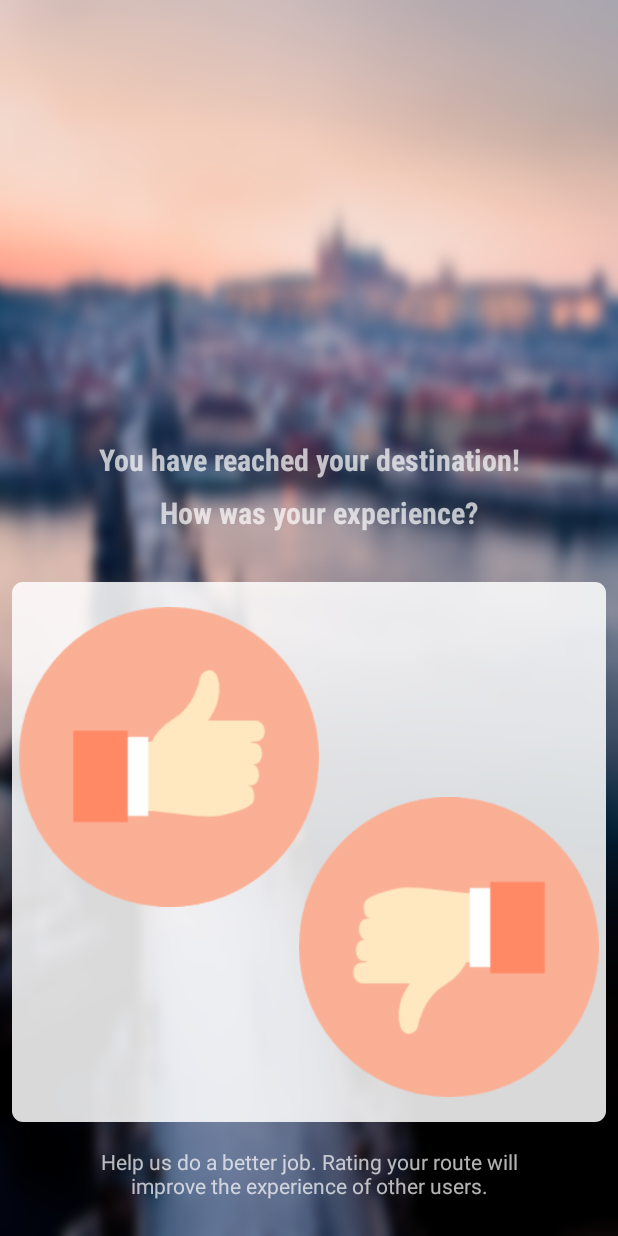
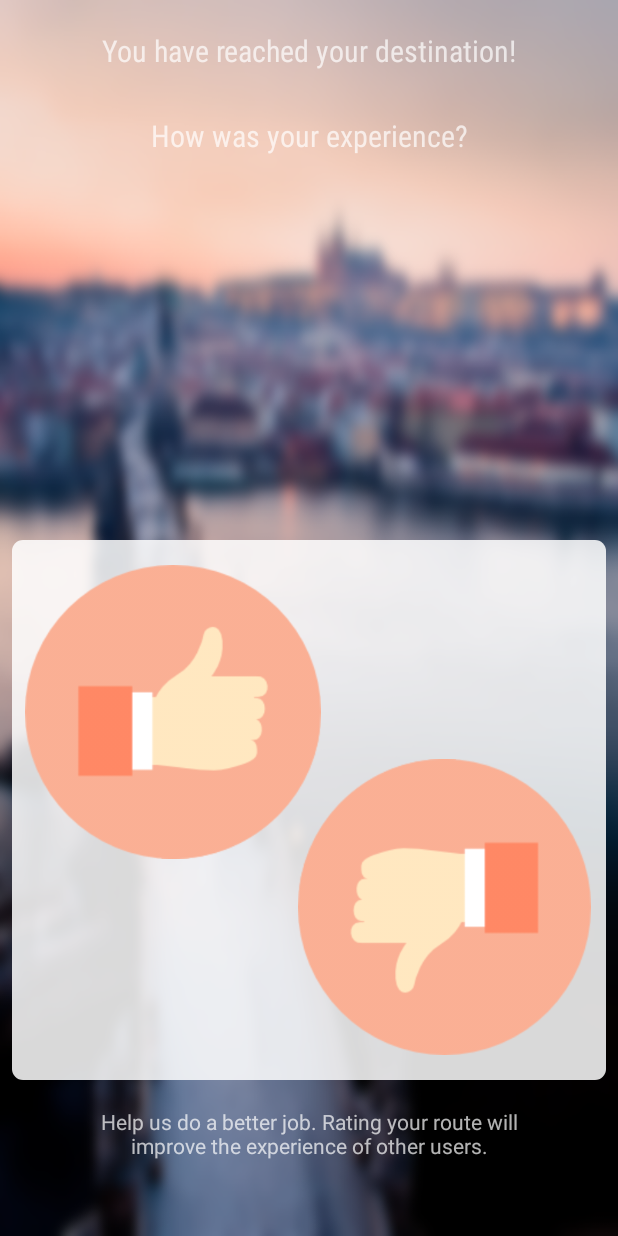
Before and after one commit to OmerGoldreich/StrollerApp, an Android app: the UserFeedbackActivity screen opened directly, with no data from a screen before it, on a phone screen of 412 x 824 dp. Run offline under Robolectric (Android 15) with nearby library versions, the phone set to English and light mode, and no system bars; Roboto replaces fonts that are not available here.

Commit message:
Redesigned navigation screen Route duration displayed Connected to user feedback activity

```diff
--- a/app/src/main/AndroidManifest.xml
+++ b/app/src/main/AndroidManifest.xml
@@ -79,9 +79,6 @@
             android:name=".UserFeedbackActivity"
             android:screenOrientation="portrait" />
         <activity
-            android:name=".storeFavesActivity"
-            android:screenOrientation="portrait" />
-        <activity
             android:name=".NavigateActivity"
             android:label="@string/title_activity_navigate"
             android:screenOrientation="portrait" />
--- a/app/src/main/java/com/stroller/stroller/FragmentTwo.java
+++ b/app/src/main/java/com/stroller/stroller/FragmentTwo.java
@@ -96,7 +96,7 @@ public class FragmentTwo extends Fragment {
         //NOTE: Unless you are signed in, this will not be useable.
         mAuth = FirebaseAuth.getInstance();
         FirebaseUser user = mAuth.getCurrentUser();
-        userID = "user9";         // should be userID = user.getUid();
+        userID = "user8";         // should be userID = user.getUid();
         mFirebaseDatabase = FirebaseDatabase.getInstance();
         myRef = mFirebaseDatabase.getReference();
         usersListRef = myRef.child("users");
--- a/app/src/main/java/com/stroller/stroller/MapsActivity.java
+++ b/app/src/main/java/com/stroller/stroller/MapsActivity.java
@@ -62,6 +62,7 @@ public class MapsActivity extends FragmentActivity implements OnMapReadyCallback
     String[] descriptions={"Prepare your duck face! Cathédrale Notre-Dame is on your way","Encounter some delicacies on Rue des Rosiers","Square René Viviani is one of the most beloved spots in town","Shop till you drop at Rue Vieille du Temple"};
     Integer[] imgIds={R.drawable.attractive,R.drawable.menu,R.drawable.tree,R.drawable.shoppingbag};
     public String instruct = "";
+    public static String duration = "";
     @Override
     protected void onCreate(Bundle savedInstanceState) {
         super.onCreate(savedInstanceState);
@@ -240,6 +241,7 @@ public class MapsActivity extends FragmentActivity implements OnMapReadyCallback
             polylinePaths.add(currentLine);
 
             instruct = route.instructions;
+            duration = route.duration.text;
         }
     }
 
--- a/app/src/main/java/com/stroller/stroller/SearchActivity.java
+++ b/app/src/main/java/com/stroller/stroller/SearchActivity.java
@@ -8,10 +8,7 @@ import android.support.v4.view.ViewPager;
 import android.support.v7.app.AppCompatActivity;
 import android.support.design.widget.TabLayout;
 import android.os.Bundle;
-import android.util.Log;
 import android.view.View;
-import android.widget.EditText;
-import android.widget.TextView;
 
 import com.google.firebase.auth.FirebaseAuth;
 
@@ -40,6 +37,7 @@ public class SearchActivity extends AppCompatActivity {
 
         TabLayout tabLayout = findViewById(R.id.tabs);
         tabLayout.setupWithViewPager(viewPager);
+
 /*        Bundle extras = getIntent().getExtras();
         if(extras != null) {
             String firstName= extras.getString("firstName");
--- a/app/src/main/java/com/stroller/stroller/UserFeedbackActivity.java
+++ b/app/src/main/java/com/stroller/stroller/UserFeedbackActivity.java
@@ -1,7 +1,10 @@
 package com.stroller.stroller;
 
+import android.content.Intent;
 import android.support.v7.app.AppCompatActivity;
 import android.os.Bundle;
+import android.view.View;
+import android.widget.Button;
 
 public class UserFeedbackActivity extends AppCompatActivity {
 
@@ -9,5 +12,19 @@ public class UserFeedbackActivity extends AppCompatActivity {
     protected void onCreate(Bundle savedInstanceState) {
         super.onCreate(savedInstanceState);
         setContentView(R.layout.activity_user_feedback);
+        Button like = findViewById(R.id.likeButton);
+        like.setOnClickListener(new View.OnClickListener() {
+            public void onClick(View v) {
+                Intent intent = new Intent(UserFeedbackActivity.this,SearchActivity.class);
+                startActivity(intent);
+            }
+        });
+        Button dislike = findViewById(R.id.dislikeButton);
+        dislike.setOnClickListener(new View.OnClickListener(){
+            public void onClick(View v){
+                Intent intent = new Intent(UserFeedbackActivity.this, SearchActivity.class);
+                startActivity(intent);
+            }
+        });
     }
 }
--- a/app/src/main/java/com/stroller/stroller/ViewDialog.java
+++ b/app/src/main/java/com/stroller/stroller/ViewDialog.java
@@ -65,12 +65,14 @@ public class ViewDialog extends Dialog implements
     public void onClick(View v) {
         EditText roadGivenName = findViewById(R.id.road_name);
         final String roadname = roadGivenName.getText().toString();
+        if(!roadname.equals("")){
             if(caller_id == 0){
                 addinputToDataBase(roadname);
                 dismiss();
             } else{
                 changeInputInDataBase(roadname, old_road_name);
                 dismiss();
+            }
         }
     }
 
--- a/app/src/main/res/layout/activity_search.xml
+++ b/app/src/main/res/layout/activity_search.xml
@@ -22,6 +22,7 @@
         android:textColor="#646464" />
 
     <ImageView
+        android:id="@+id/user"
         android:layout_width="200dp"
         android:layout_height="170dp"
         android:paddingBottom="20dp"
--- a/app/src/main/res/layout/activity_user_feedback.xml
+++ b/app/src/main/res/layout/activity_user_feedback.xml
@@ -15,52 +15,58 @@
         android:layout_marginBottom="8dp"
         android:layout_marginEnd="8dp"
         android:layout_marginStart="8dp"
+        android:layout_marginTop="8dp"
         android:fontFamily="sans-serif-condensed"
         android:text="@string/youMadeIT"
         android:textAlignment="center"
         android:textSize="20dp"
-        android:textStyle="bold"
-        app:layout_constraintBottom_toTopOf="@+id/textView"
+        app:layout_constraintBottom_toBottomOf="parent"
         app:layout_constraintEnd_toEndOf="parent"
-        app:layout_constraintStart_toStartOf="parent" />
+        app:layout_constraintHorizontal_bias="0.505"
+        app:layout_constraintStart_toStartOf="parent"
+        app:layout_constraintTop_toTopOf="parent"
+        app:layout_constraintVertical_bias="0.015" />
 
     <TextView
         android:id="@+id/textView"
         android:layout_width="250dp"
-        android:layout_height="50dp"
-        android:layout_marginBottom="10dp"
+        android:layout_height="34dp"
+        android:layout_marginBottom="8dp"
+        android:layout_marginTop="8dp"
         android:fontFamily="sans-serif-condensed"
         android:text="@string/tell_us_how_you_feel"
         android:textAlignment="center"
         android:textSize="20dp"
-        android:textStyle="bold"
-        app:layout_constraintBottom_toTopOf="@+id/constraintLayout"
+        app:layout_constraintBottom_toBottomOf="parent"
         app:layout_constraintEnd_toEndOf="parent"
-        app:layout_constraintHorizontal_bias="0.538"
         app:layout_constraintStart_toStartOf="parent"
         app:layout_constraintTop_toTopOf="parent"
-        app:layout_constraintVertical_bias="1.0" />
+        app:layout_constraintVertical_bias="0.089" />
 
     <android.support.constraint.ConstraintLayout
         android:id="@+id/constraintLayout"
         android:layout_width="match_parent"
         android:layout_height="360dp"
-        android:layout_marginBottom="76dp"
+        android:layout_marginBottom="104dp"
         android:layout_marginEnd="8dp"
         android:layout_marginStart="8dp"
+        android:layout_marginTop="8dp"
         android:background="@drawable/roundbgmap"
         app:layout_constraintBottom_toBottomOf="parent"
         app:layout_constraintEnd_toEndOf="parent"
         app:layout_constraintHorizontal_bias="0.0"
-        app:layout_constraintStart_toStartOf="parent">
+        app:layout_constraintStart_toStartOf="parent"
+        app:layout_constraintTop_toTopOf="parent"
+        app:layout_constraintVertical_bias="1.0">
 
         <Button
             android:id="@+id/likeButton"
-            android:layout_width="200dp"
-            android:layout_height="200dp"
+            android:layout_width="197dp"
+            android:layout_height="196dp"
+            android:layout_marginStart="8dp"
             android:layout_marginLeft="0dp"
-            android:layout_marginStart="4dp"
             android:background="@drawable/thumbsup"
+            android:padding="16dp"
             app:layout_constraintBottom_toBottomOf="parent"
             app:layout_constraintEnd_toEndOf="parent"
             app:layout_constraintHorizontal_bias="0.0"
@@ -70,19 +76,20 @@
 
         <Button
             android:id="@+id/dislikeButton"
-            android:layout_width="200dp"
-            android:layout_height="200dp"
-            android:layout_marginRight="0dp"
-            android:layout_marginLeft="0dp"
-            android:layout_marginEnd="4dp"
+            android:layout_width="195dp"
+            android:layout_height="197dp"
+            android:layout_marginEnd="8dp"
             android:layout_marginStart="176dp"
+            android:layout_marginLeft="176dp"
+            android:layout_marginRight="8dp"
             android:background="@drawable/thumbsdown"
+            android:padding="16dp"
             app:layout_constraintBottom_toBottomOf="parent"
             app:layout_constraintEnd_toEndOf="parent"
-            app:layout_constraintHorizontal_bias="1.0"
+            app:layout_constraintHorizontal_bias="0.909"
             app:layout_constraintStart_toStartOf="parent"
             app:layout_constraintTop_toTopOf="parent"
-            app:layout_constraintVertical_bias="0.9" />
+            app:layout_constraintVertical_bias="0.901" />
     </android.support.constraint.ConstraintLayout>
 
     <TextView
@@ -99,8 +106,8 @@
         app:layout_constraintBottom_toBottomOf="parent"
         app:layout_constraintEnd_toEndOf="parent"
         app:layout_constraintStart_toStartOf="parent"
-        app:layout_constraintTop_toBottomOf="@+id/constraintLayout"
-        app:layout_constraintVertical_bias="0.355" />
+        app:layout_constraintTop_toTopOf="parent"
+        app:layout_constraintVertical_bias="0.945" />
 
 
 </android.support.constraint.ConstraintLayout>
--- a/app/src/main/res/values/strings.xml
+++ b/app/src/main/res/values/strings.xml
@@ -28,6 +28,8 @@
     <string name="example">e.g. Montmartre, Paris</string>
     <string name="add">Add to Favorites</string>
     <string name="update">Update</string>
+    <string name="wait">Please Wait</string>
+    <string name="magic">Stroller is working its magic</string>
 
 
 </resources>
```
Also changed, not shown: app/src/main/java/com/stroller/stroller/NavigateActivity.java (+23 -0 lines), app/src/main/java/com/stroller/stroller/storeFavesActivity.java (deleted, +0 -60 lines), app/src/main/res/layout/activity_navigate.xml (+45 -11 lines), app/src/main/res/layout/activity_store_faves.xml (deleted, +0 -17 lines), app/src/main/res/drawable/clock.png (added), app/src/main/res/drawable/stop.png (added). Lines whose indentation alone changed are shown as unchanged.
